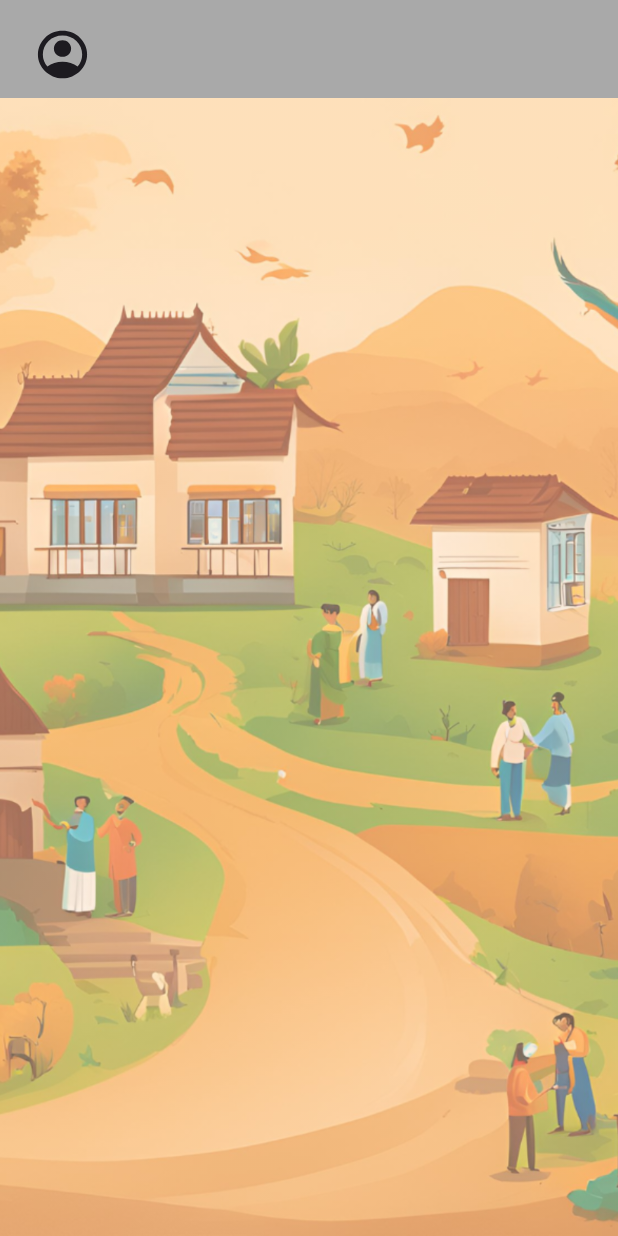
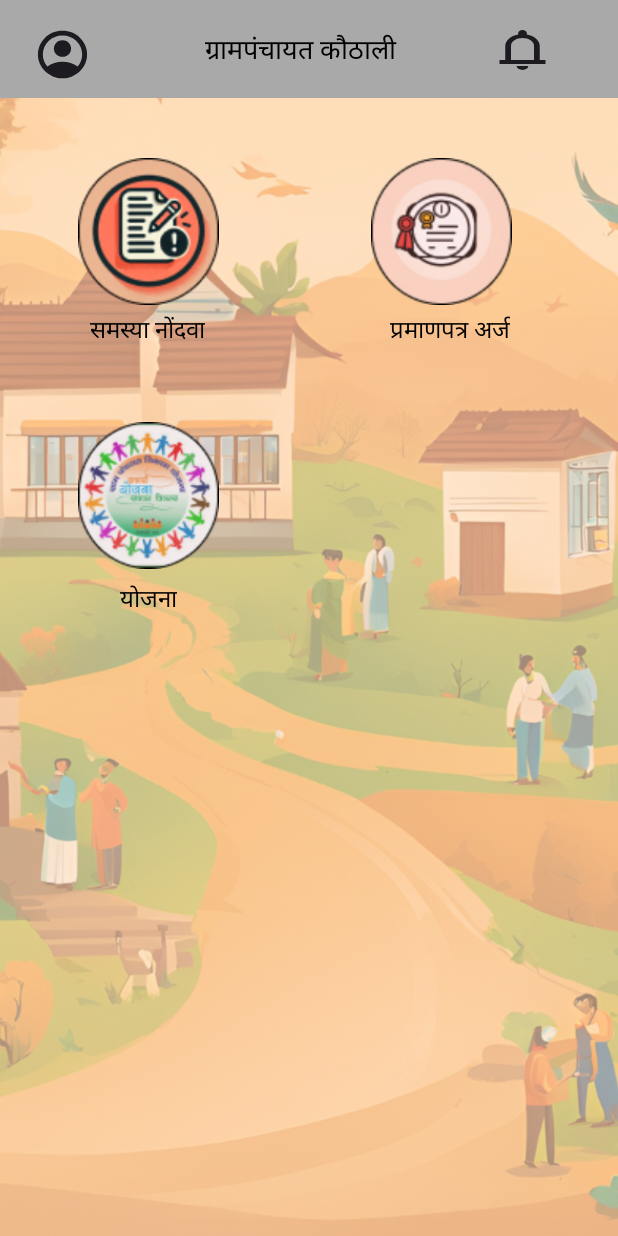
Before and after one commit to sanket96s/Grampanchayat-application, an Android app: the screen it shows after launch (MainActivity), on a phone screen of 412 x 824 dp. Run offline under Robolectric (Android 15) with nearby library versions, the phone set to English and light mode, and no system bars.

Commit message:
sanket mane added updated code

```diff
--- /dev/null
+++ b/app/src/main/res/drawable/notificationicon.xml
@@ -0,0 +1,9 @@
+<vector xmlns:android="http://schemas.android.com/apk/res/android"
+    android:width="46dp"
+    android:height="32dp"
+    android:viewportWidth="46"
+    android:viewportHeight="32">
+  <path
+      android:pathData="M7.667,25.333V22.667H11.5V13.333C11.5,11.489 12.299,9.856 13.896,8.433C15.493,6.989 17.569,6.044 20.125,5.6V4.667C20.125,4.111 20.397,3.644 20.94,3.267C21.515,2.867 22.201,2.667 23,2.667C23.799,2.667 24.469,2.867 25.013,3.267C25.587,3.644 25.875,4.111 25.875,4.667V5.6C28.431,6.044 30.507,6.989 32.104,8.433C33.701,9.856 34.5,11.489 34.5,13.333V22.667H38.333V25.333H7.667ZM23,29.333C21.946,29.333 21.035,29.078 20.269,28.567C19.534,28.033 19.167,27.4 19.167,26.667H26.833C26.833,27.4 26.45,28.033 25.683,28.567C24.949,29.078 24.054,29.333 23,29.333ZM15.333,22.667H30.667V13.333C30.667,11.867 29.916,10.611 28.415,9.567C26.913,8.522 25.108,8 23,8C20.892,8 19.087,8.522 17.585,9.567C16.084,10.611 15.333,11.867 15.333,13.333V22.667Z"
+      android:fillColor="#1D1B20"/>
+</vector>
--- a/app/src/main/res/layout/activity_main.xml
+++ b/app/src/main/res/layout/activity_main.xml
@@ -1,11 +1,87 @@
 <?xml version="1.0" encoding="utf-8"?>
-<LinearLayout xmlns:android="http://schemas.android.com/apk/res/android"
+<FrameLayout xmlns:android="http://schemas.android.com/apk/res/android"
     android:layout_width="match_parent"
     android:layout_height="match_parent"
-    android:orientation="vertical"
-    android:gravity="top"
     android:background="#FFDAB9"> <!-- Peach background color -->
 
+    <!-- Background ImageView -->
+    <ImageView
+        android:id="@+id/background_image"
+        android:layout_width="match_parent"
+        android:layout_height="match_parent"
+        android:scaleType="centerCrop"
+        android:src="@drawable/homepagebackground"
+        android:alpha="0.4" />
+
+    <!-- Complaint ImageView with border radius -->
+    <TextView
+        android:id="@+id/textView"
+        android:layout_width="wrap_content"
+        android:layout_height="wrap_content"
+        android:text="योजना" />
+
+    <ImageView
+        android:id="@+id/image_complaint"
+        android:layout_width="98dp"
+        android:layout_height="98dp"
+        android:layout_gravity="top|left"
+        android:layout_marginTop="105dp"
+        android:layout_marginLeft="50dp"
+        android:src="@drawable/complaintfileicon"
+        android:gravity="center"/>
+
+    <!-- TextView for "समस्या नोंदवा" -->
+    <TextView
+        android:id="@+id/text_problem_report"
+        android:layout_width="wrap_content"
+        android:layout_height="wrap_content"
+        android:layout_gravity="top|left"
+        android:layout_marginTop="208dp"
+        android:layout_marginLeft="60dp"
+        android:text="समस्या नोंदवा"
+        android:textSize="16sp"
+        android:textColor="#000000" />
+
+    <ImageView
+        android:id="@+id/image_certificate1"
+        android:layout_width="98dp"
+        android:layout_height="98dp"
+        android:layout_gravity="top|left"
+        android:layout_marginTop="105dp"
+        android:layout_marginLeft="245dp"
+        android:src="@drawable/certificatesapplicationicon"
+        android:gravity="center"/>
+
+    <TextView
+        android:id="@+id/text_apply_certificate1"
+        android:layout_width="wrap_content"
+        android:layout_height="wrap_content"
+        android:layout_gravity="top|left"
+        android:layout_marginTop="208dp"
+        android:layout_marginLeft="260dp"
+        android:text="प्रमाणपत्र अर्ज"
+        android:textSize="16sp"
+        android:textColor="#000000" />
+    <ImageView
+        android:id="@+id/image_certificate"
+        android:layout_width="98dp"
+        android:layout_height="98dp"
+        android:layout_gravity="top|left"
+        android:layout_marginTop="281dp"
+        android:layout_marginLeft="50dp"
+        android:src="@drawable/governmentschemesicon"
+        android:gravity="center"/>
+
+    <TextView
+        android:id="@+id/text_apply_certificate"
+        android:layout_width="wrap_content"
+        android:layout_height="wrap_content"
+        android:layout_gravity="top|left"
+        android:layout_marginTop="387dp"
+        android:layout_marginLeft="80dp"
+        android:text="योजना"
+        android:textSize="16sp"
+        android:textColor="#000000" />
     <RelativeLayout
         android:layout_width="match_parent"
         android:layout_height="65dp"
@@ -19,14 +95,26 @@
             android:layout_marginLeft="22dp"
             android:layout_marginTop="17dp"
             android:src="@drawable/accountinfo" /> <!-- Reference to the vector drawable -->
+
+        <!-- TextView for "ग्रामपंचायत कौठाली" -->
+        <TextView
+            android:id="@+id/text_gram_panchayat"
+            android:layout_width="140dp"
+            android:layout_height="25dp"
+            android:layout_marginLeft="130dp"
+            android:layout_marginTop="20dp"
+            android:text="ग्रामपंचायत कौठाली"
+            android:textColor="#000000"
+            android:textSize="18sp"
+            android:gravity="center"/>
+
+        <ImageView
+            android:id="@+id/icon_notification"
+            android:layout_width="wrap_content"
+            android:layout_height="wrap_content"
+            android:layout_marginLeft="325dp"
+            android:layout_marginTop="17dp"
+            android:src="@drawable/notificationicon" />
     </RelativeLayout>
 
-    <ImageView
-        android:id="@+id/background_image"
-        android:layout_width="match_parent"
-        android:layout_height="match_parent"
-        android:layout_alignParentBottom="true"
-        android:scaleType="centerCrop"
-        android:src="@drawable/homepagebackground"
-        android:alpha="0.6" />
-</LinearLayout>
+</FrameLayout>
```
Also changed, not shown: app/src/main/res/drawable/certificatesapplicationicon.png (added), app/src/main/res/drawable/complaintfileicon.png (added), app/src/main/res/drawable/eventsicon.png (added), app/src/main/res/drawable/governmentschemesicon.png (added), app/src/main/res/drawable/projectsicon.png (added), app/src/main/res/drawable/villageinformationicon.png (added).
